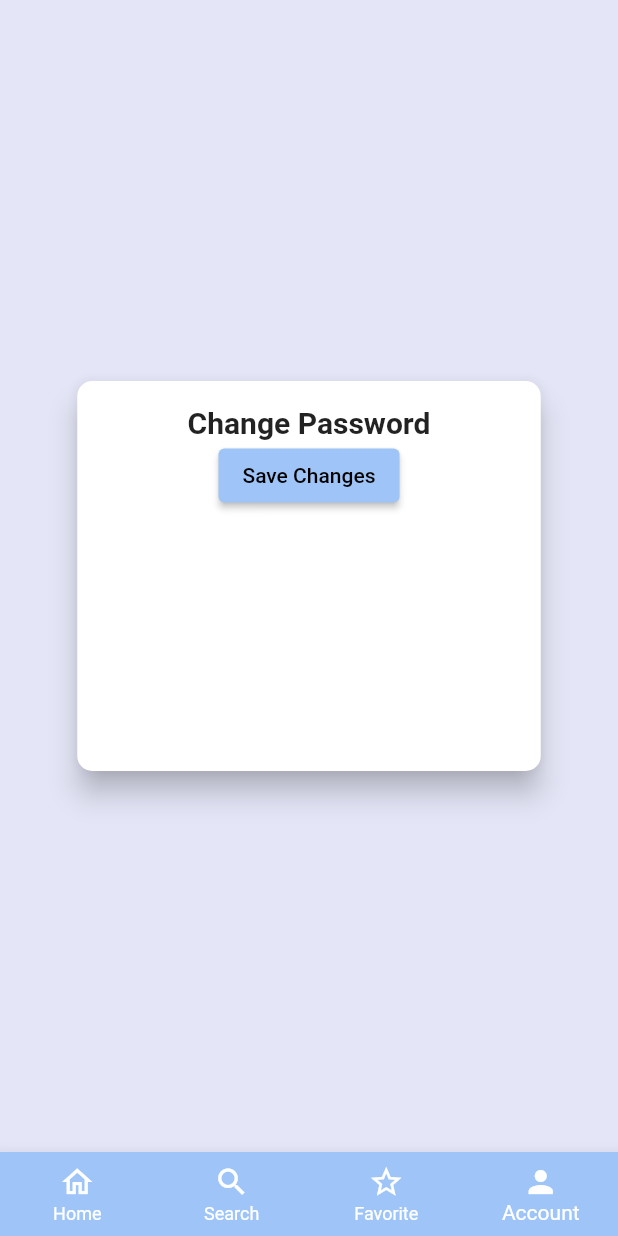
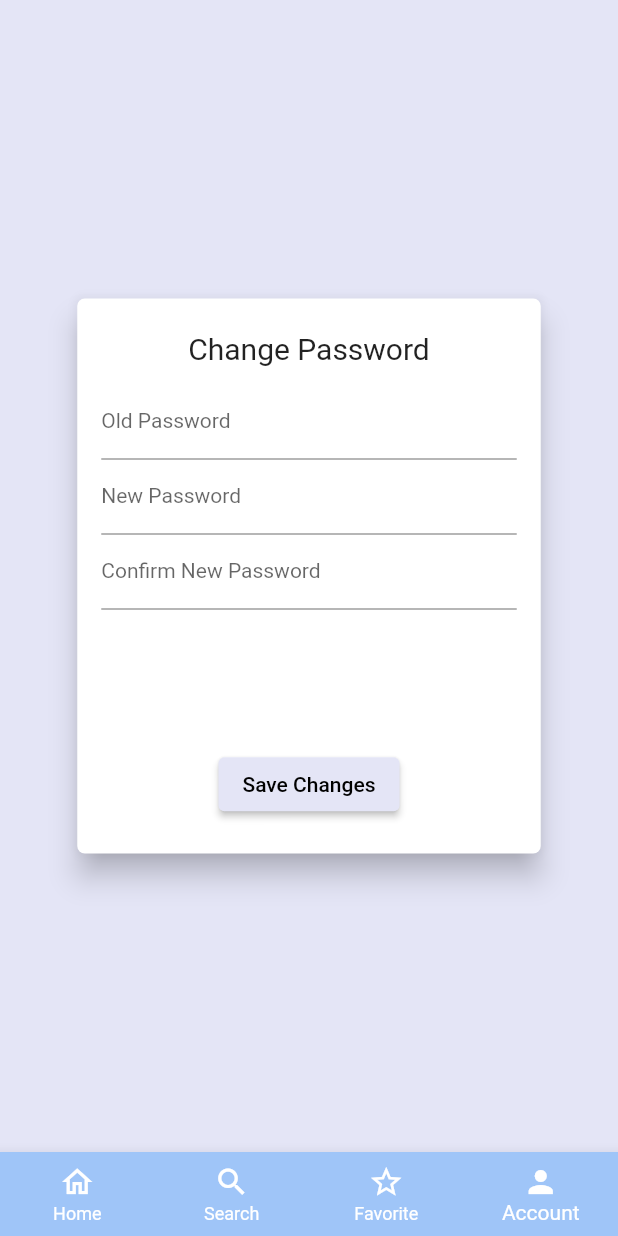
Before and after one commit to imranZMiko/Eten, a Flutter app: the screen it shows after launch, item 4 of the bottom bar chosen, on a phone screen of 412 x 824 dp. Run offline on Flutter 3.47's test engine with Material 2 defaults, Android fonts, the phone set to English and light mode, and no system bars.

Commit message:
Added text form fields in change password screen using widget and fixed colors and theme and text style

```diff
--- a/lib/widgets/authentication_card.dart
+++ b/lib/widgets/authentication_card.dart
@@ -21,35 +21,40 @@ class AuthCard extends StatelessWidget {
     final deviceSize = MediaQuery.of(context).size;
     return Card(
       shape: RoundedRectangleBorder(
-        borderRadius: BorderRadius.circular(10.0),
+        borderRadius: BorderRadius.circular(5.0),
       ),
       elevation: 8.0,
       child: Container(
-        height: 260,
-        constraints: BoxConstraints(minHeight: 260),
+        height: 370,
+        constraints: BoxConstraints(minHeight: 370),
         width: deviceSize.width * 0.75,
         padding: EdgeInsets.all(16.0),
         child: Form(
           child: Column(
+            mainAxisAlignment: MainAxisAlignment.spaceAround,
             children: <Widget>[
               Text(
                 topText,
                 style: TextStyle(
                   fontSize: 20,
-                  fontWeight: FontWeight.bold,
                 ),
               ),
-
-              /* ListView.builder(
-                scrollDirection: Axis.horizontal,
-                itemBuilder: (context, index) {
-                  return Authfield(formText: formTextList[index]);
-                },
-                itemCount: formTextList.length,
-              ),*/
+              Container(
+                height: 230,
+                child: ListView.builder(
+                  itemBuilder: (context, index) {
+                    return Container(
+                      width: deviceSize.width * 0.75,
+                      height: 50,
+                      child: Authfield(formText: formTextList[index]),
+                    );
+                  },
+                  itemCount: formTextList.length,
+                ),
+              ),
+              /* */
               ElevatedButton(
-               /* style: ButtonStyle(
-                    backgroundColor: ),*/
+                 style: ElevatedButton.styleFrom(primary: Theme.of(context).backgroundColor),
                 onPressed: () {},
                 child: Text(buttonText),
               ),
--- a/lib/widgets/authentication_fields.dart
+++ b/lib/widgets/authentication_fields.dart
@@ -7,7 +7,10 @@ class Authfield extends StatelessWidget {
   @override
   Widget build(BuildContext context) {
     return TextFormField(
-      decoration: InputDecoration(labelText: formText),
+      decoration: InputDecoration(
+        labelText: formText,
+        labelStyle: TextStyle(fontSize: 14),
+      ),
       onSaved: (value) {},
       obscureText: formText == 'Password' ||
               formText == 'Confirm Password' ||
```
